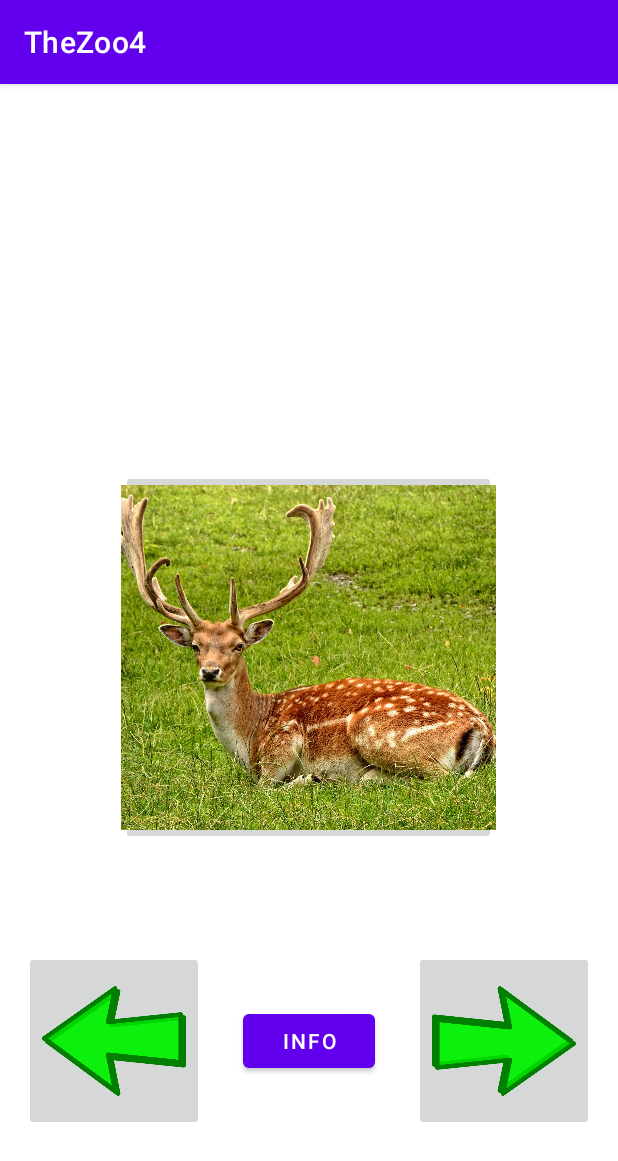
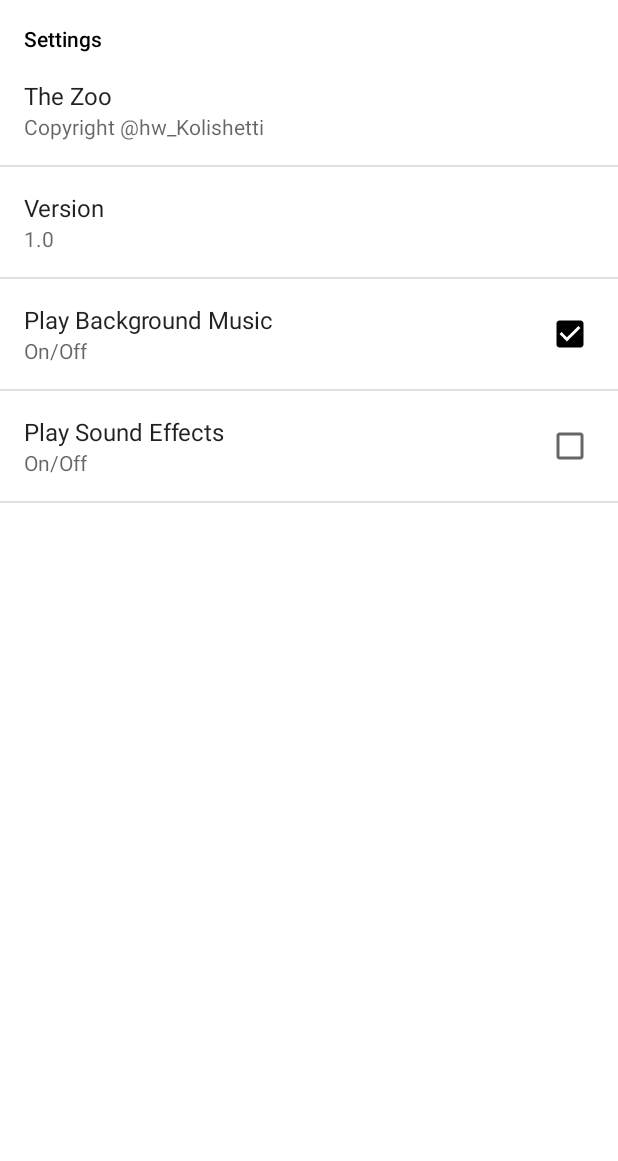
Before and after one commit to Sahajpal/AndroidZooBounty, an Android app: the screen it shows after launch (Zoo before the commit, UserSettingActivity after it), after a tap on "INFO", on a phone screen of 412 x 824 dp. Shown: the top 1161 px of the screen. Run offline under Robolectric (Android 15) with nearby library versions, the phone set to English and light mode, and no system bars.

Commit message:
Completed hw8

```diff
--- a/hw7_Kolishetti/app/build.gradle
+++ b/hw7_Kolishetti/app/build.gradle
@@ -6,7 +6,7 @@ android {
     compileSdk 32
 
     defaultConfig {
-        applicationId "com.example.hm7_Kolishetti"
+        applicationId "com.example.hw7_Kolishetti"
         minSdk 19
         targetSdk 32
         versionCode 1
--- a/hw7_Kolishetti/settings.gradle
+++ b/hw7_Kolishetti/settings.gradle
@@ -12,5 +12,5 @@ dependencyResolutionManagement {
         mavenCentral()
     }
 }
-rootProject.name = "hm7_Kolishetti"
+rootProject.name = "hw7_Kolishetti"
 include ':app'
--- a/hw8_Kolishetti/app/build.gradle
+++ b/hw8_Kolishetti/app/build.gradle
@@ -6,7 +6,7 @@ android {
     compileSdk 32
 
     defaultConfig {
-        applicationId "com.example.hm7_Kolishetti"
+        applicationId "com.example.hw8_Kolishetti"
         minSdk 19
         targetSdk 32
         versionCode 1
@@ -32,6 +32,7 @@ dependencies {
     implementation 'androidx.appcompat:appcompat:1.3.0'
     implementation 'com.google.android.material:material:1.4.0'
     implementation 'androidx.constraintlayout:constraintlayout:2.0.4'
+    implementation 'androidx.preference:preference:1.1.1'
     testImplementation 'junit:junit:4.13.2'
     androidTestImplementation 'androidx.test.ext:junit:1.1.3'
     androidTestImplementation 'androidx.test.espresso:espresso-core:3.4.0'
--- /dev/null
+++ b/hw8_Kolishetti/app/src/main/java/com/example/thezoo/UserSettingActivity.java
@@ -0,0 +1,34 @@
+package com.example.thezoo;
+
+import android.content.Intent;
+import android.content.SharedPreferences;
+import android.os.Bundle;
+import android.preference.Preference;
+import android.preference.PreferenceActivity;
+import android.preference.PreferenceManager;
+import android.util.Log;
+
+public class UserSettingActivity extends PreferenceActivity {
+
+    @Override
+    protected void onCreate(Bundle savedInstanceState) {
+        super.onCreate(savedInstanceState);
+        addPreferencesFromResource(R.xml.activity_user_setting);
+
+        findPreference("bgMusicPref").setOnPreferenceChangeListener(
+                new Preference.OnPreferenceChangeListener() {
+                    @Override
+                    public boolean onPreferenceChange(Preference preference, Object o) {
+                        boolean x = (boolean) (o);
+                        // True to update the state of the Preference with the new value.
+                        SharedPreferences prefs = PreferenceManager.getDefaultSharedPreferences(UserSettingActivity.this);
+                        if(x) {
+                            SoundService.player.start();
+                        } else {
+                            SoundService.player.pause();
+                        }
+                        return true;
+                    }
+                });
+    }
+}
--- a/hw8_Kolishetti/app/src/main/java/com/example/thezoo/Zoo.java
+++ b/hw8_Kolishetti/app/src/main/java/com/example/thezoo/Zoo.java
@@ -2,9 +2,11 @@ package com.example.thezoo;
 
 import android.content.DialogInterface;
 import android.content.Intent;
+import android.content.SharedPreferences;
 import android.media.MediaPlayer;
 import android.net.Uri;
 import android.os.Bundle;
+import android.preference.PreferenceManager;
 import android.util.Log;
 import android.view.View;
 import android.widget.Button;
@@ -45,8 +47,7 @@ public class Zoo extends MainActivity{
         infoButton.setOnClickListener(new View.OnClickListener() {
             @Override
             public void onClick(View v) {
-                Uri uri = Uri.parse(data[i].url);
-                Intent intent = new Intent(Intent.ACTION_VIEW, uri);
+                Intent intent = new Intent(Zoo.this, UserSettingActivity.class);
                 startActivity(intent);
             }
         });
@@ -64,8 +65,13 @@ public class Zoo extends MainActivity{
     }
 
     public void imageButtonHandler(View view){
-        mp = MediaPlayer.create(this, data[i].sound);
-        mp.start();
+
+        SharedPreferences prefs = PreferenceManager.getDefaultSharedPreferences(this);
+        if(prefs.getBoolean("animalMusicPref", false)) {
+            mp = MediaPlayer.create(this, data[i].sound);
+            mp.start();
+        }
+
         Toast toast = Toast.makeText(getApplicationContext(),
                 data[i].toastMessage,
                 Toast.LENGTH_SHORT);
--- a/hw8_Kolishetti/app/src/main/res/values/strings.xml
+++ b/hw8_Kolishetti/app/src/main/res/values/strings.xml
@@ -1,4 +1,4 @@
 <resources>
-    <string name="app_name">TheZoo4</string>
+    <string name="app_name">TheZoo5</string>
     <string name="animal_image">Image of an Animal</string>
 </resources>
--- a/hw8_Kolishetti/app/src/main/res/values/themes.xml
+++ b/hw8_Kolishetti/app/src/main/res/values/themes.xml
@@ -6,8 +6,8 @@
         <item name="colorPrimaryVariant">@color/purple_700</item>
         <item name="colorOnPrimary">@color/white</item>
         <!-- Secondary brand color. -->
-        <item name="colorSecondary">@color/teal_200</item>
-        <item name="colorSecondaryVariant">@color/teal_700</item>
+        <item name="colorSecondary">@color/black</item>
+        <item name="colorSecondaryVariant">@color/black</item>
         <item name="colorOnSecondary">@color/black</item>
         <!-- Status bar color. -->
         <item name="android:statusBarColor" tools:targetApi="l">?attr/colorPrimaryVariant</item>
--- /dev/null
+++ b/hw8_Kolishetti/app/src/main/res/xml/activity_user_setting.xml
@@ -0,0 +1,24 @@
+<?xml version="1.0" encoding="utf-8"?>
+<PreferenceScreen xmlns:android="http://schemas.android.com/apk/res/android">
+    <PreferenceCategory
+        android:summary="Information"
+        android:title="Settings" >
+        <Preference
+            android:key="name"
+            android:summary="Copyright @hw_Kolishetti"
+            android:title="The Zoo" />
+        <Preference
+            android:key="version"
+            android:summary="1.0"
+            android:title="Version" />
+        <CheckBoxPreference
+            android:key="bgMusicPref"
+            android:summary="On/Off"
+            android:title="Play Background Music"
+            android:defaultValue="true"/>
+        <CheckBoxPreference
+            android:key="animalMusicPref"
+            android:summary="On/Off"
+            android:title="Play Sound Effects" />
+    </PreferenceCategory>
+</PreferenceScreen>
--- a/hw8_Kolishetti/settings.gradle
+++ b/hw8_Kolishetti/settings.gradle
@@ -12,5 +12,5 @@ dependencyResolutionManagement {
         mavenCentral()
     }
 }
-rootProject.name = "hm7_Kolishetti"
+rootProject.name = "hw8_Kolishetti"
 include ':app'
```
Also changed, not shown: hw8_Kolishetti/app/src/main/AndroidManifest.xml (+11 -3 lines), hw8_Kolishetti/app/src/main/java/com/example/thezoo/SoundService.java (+7 -2 lines).
